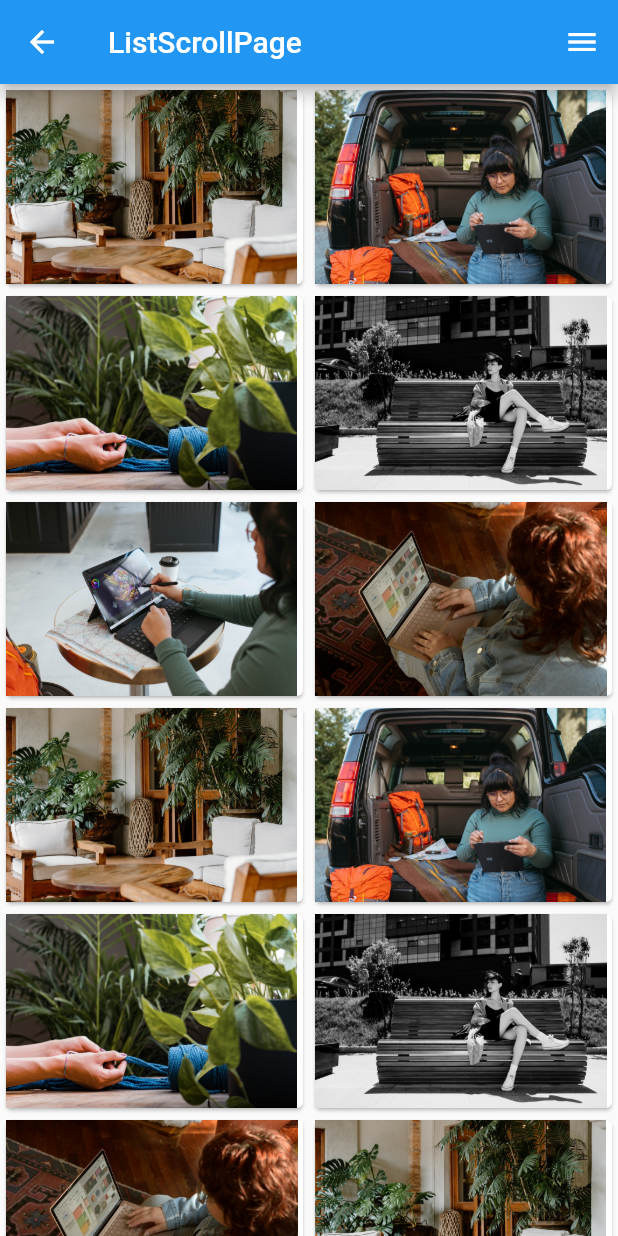
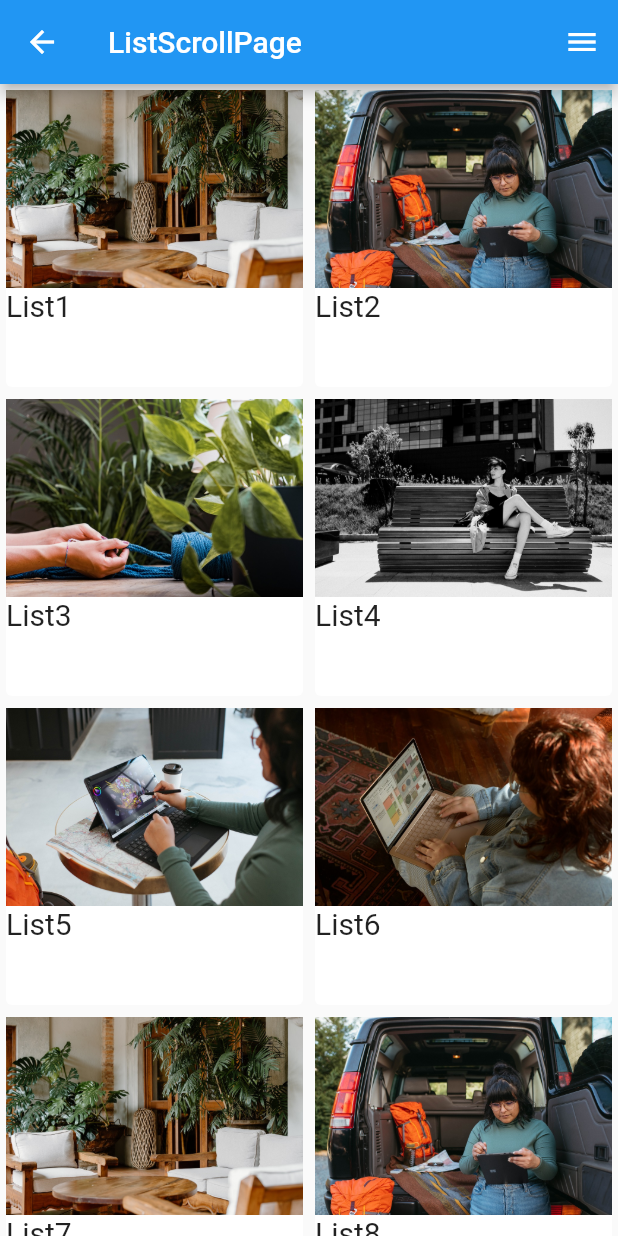
Before and after one commit to ryo-n-cell/mht-community-Task, a Flutter app: the ListScrollPage screen opened directly, on a phone screen of 412 x 824 dp. Run offline on Flutter 3.47's test engine with Material 2 defaults, Android fonts, the phone set to English and light mode, and no system bars.

Commit message:
リストビューまä作成まで

```diff
--- a/task2/lib/pages/list_scroll_page.dart
+++ b/task2/lib/pages/list_scroll_page.dart
@@ -4,55 +4,65 @@ import '../components/common_drawer.dart';
 class ListScrollPage extends StatelessWidget {
   ListScrollPage({Key? key}) : super(key: key);
 
-  final List<ScrollList> _scrollItems=[
-    ScrollList("List1","assets/images/list_img_1.jpg"),
-    ScrollList("List2","assets/images/list_img_2.jpg"),
-    ScrollList("List3","assets/images/list_img_3.jpg"),
-    ScrollList("List4","assets/images/list_img_4.jpg"),
-    ScrollList("List5","assets/images/list_img_5.jpg"),
-    ScrollList("List6","assets/images/list_img_6.jpg"),
-    ScrollList("List7","assets/images/list_img_1.jpg"),
-    ScrollList("List8","assets/images/list_img_2.jpg"),
-    ScrollList("List9","assets/images/list_img_3.jpg"),
-    ScrollList("List10","assets/images/list_img_4.jpg"),
-    ScrollList("List11","assets/images/list_img_6.jpg"),
-    ScrollList("List12","assets/images/list_img_1.jpg"),
-    ScrollList("List13","assets/images/list_img_2.jpg"),
-    ScrollList("List14","assets/images/list_img_3.jpg"),
-    ScrollList("List15","assets/images/list_img_4.jpg"),
+  late final List<ScrollList> _scrollItems = [
+    ScrollList("List1", "assets/images/list_img_1.jpg"),
+    ScrollList("List2", "assets/images/list_img_2.jpg"),
+    ScrollList("List3", "assets/images/list_img_3.jpg"),
+    ScrollList("List4", "assets/images/list_img_4.jpg"),
+    ScrollList("List5", "assets/images/list_img_5.jpg"),
+    ScrollList("List6", "assets/images/list_img_6.jpg"),
+    ScrollList("List7", "assets/images/list_img_1.jpg"),
+    ScrollList("List8", "assets/images/list_img_2.jpg"),
+    ScrollList("List9", "assets/images/list_img_3.jpg"),
+    ScrollList("List10", "assets/images/list_img_4.jpg"),
+    ScrollList("List11", "assets/images/list_img_6.jpg"),
+    ScrollList("List12", "assets/images/list_img_1.jpg"),
+    ScrollList("List13", "assets/images/list_img_2.jpg"),
+    ScrollList("List14", "assets/images/list_img_3.jpg"),
+    ScrollList("List15", "assets/images/list_img_4.jpg"),
   ];
 
   @override
   Widget build(BuildContext context) {
     return Scaffold(
-      endDrawer:CommonDrawer(),
+        endDrawer: CommonDrawer(),
         appBar: AppBar(
           title: const Text("ListScrollPage"),
         ),
-    body:SafeArea(
+        body: SafeArea(
           child: GridView.count(
-        childAspectRatio: (3/2),
-        crossAxisCount:2,
+            crossAxisCount: 2,
             children: <Widget>[
-          for (var i = 0; i < 14; i++)
+              for (final scrollItem in _scrollItems)
                 Card(
-              child: Row(
-                children:<Widget>[
-                  Image(
-                    image:AssetImage(_scrollItems[i].listImg)
+                  elevation: 0,
+                  child: Column(
+                    children: <Widget>[
+                      AspectRatio(
+                        aspectRatio: (3 / 2),
+                        child: Image.asset(scrollItem.listImg),
                       ),
+                      SizedBox(
+                        width: double.infinity,
+                        child: Text(
+                          scrollItem.title,
+                          textAlign: TextAlign.left,
+                          style: const TextStyle(
+                            fontSize: 20,
+                          ),
+                        ),
+                      )
                     ],
                   ),
                 ),
             ],
           ),
-    )
-    );
+        ));
   }
 }
 
-class ScrollList{
+class ScrollList {
   String title;
   String listImg;
-  ScrollList(this.title,this.listImg);
+  ScrollList(this.title, this.listImg);
 }
```
Lines whose indentation alone changed are shown as unchanged.
